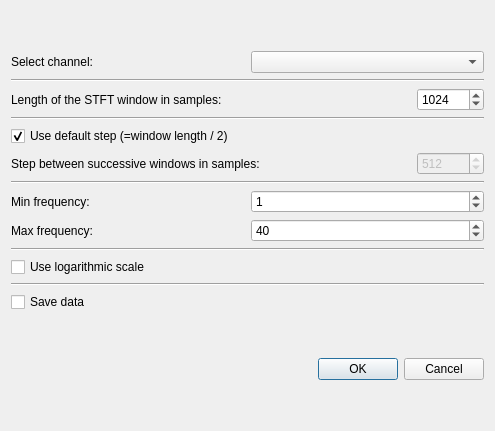
The window that qt4Designer_ui_files/TFRfromRawDialogUi.ui (cibr-jyu/meggie) describes before a commit, drawn with Qt 5.
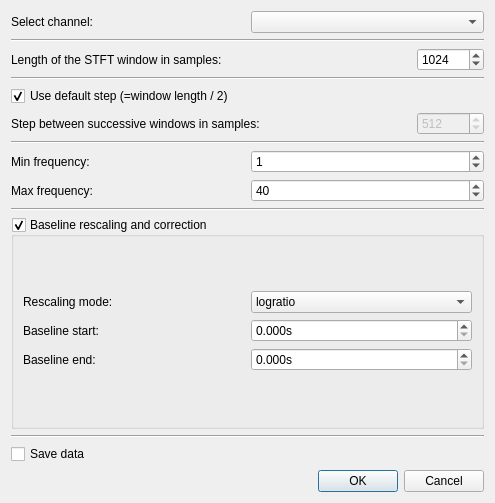
The same window after the commit.

Commit message: Save one channel TFR, change default baseline rescaling for TFRs

Patch:
```diff
--- a/qt4Designer_ui_files/TFRfromRawDialogUi.ui
+++ b/qt4Designer_ui_files/TFRfromRawDialogUi.ui
@@ -7,7 +7,7 @@
     <x>0</x>
     <y>0</y>
     <width>495</width>
-    <height>431</height>
+    <height>503</height>
    </rect>
   </property>
   <property name="windowTitle">
@@ -195,23 +195,6 @@
        </item>
       </layout>
      </item>
-     <item>
-      <widget class="Line" name="line_5">
-       <property name="orientation">
-        <enum>Qt::Horizontal</enum>
-       </property>
-      </widget>
-     </item>
-     <item>
-      <widget class="QCheckBox" name="checkBoxLogaritmicScale">
-       <property name="text">
-        <string>Use logarithmic scale</string>
-       </property>
-       <property name="checked">
-        <bool>false</bool>
-       </property>
-      </widget>
-     </item>
      <item>
       <widget class="Line" name="line_4">
        <property name="orientation">
@@ -219,6 +202,132 @@
        </property>
       </widget>
      </item>
+     <item>
+      <widget class="QGroupBox" name="groupBoxBaseline">
+       <property name="enabled">
+        <bool>true</bool>
+       </property>
+       <property name="sizePolicy">
+        <sizepolicy hsizetype="Preferred" vsizetype="Preferred">
+         <horstretch>0</horstretch>
+         <verstretch>1</verstretch>
+        </sizepolicy>
+       </property>
+       <property name="title">
+        <string>Baseline rescaling and correction</string>
+       </property>
+       <property name="checkable">
+        <bool>true</bool>
+       </property>
+       <property name="checked">
+        <bool>true</bool>
+       </property>
+       <layout class="QGridLayout" name="gridLayout_3">
+        <item row="0" column="0" colspan="2">
+         <layout class="QGridLayout" name="gridLayout_7">
+          <item row="0" column="0">
+           <widget class="QLabel" name="labelRescaling">
+            <property name="text">
+             <string>Rescaling mode:</string>
+            </property>
+           </widget>
+          </item>
+          <item row="1" column="0">
+           <widget class="QLabel" name="labelBaselineStart">
+            <property name="enabled">
+             <bool>true</bool>
+            </property>
+            <property name="text">
+             <string>Baseline start:</string>
+            </property>
+           </widget>
+          </item>
+          <item row="0" column="1">
+           <widget class="QComboBox" name="comboBoxMode">
+            <property name="currentIndex">
+             <number>1</number>
+            </property>
+            <item>
+             <property name="text">
+              <string>ratio</string>
+             </property>
+            </item>
+            <item>
+             <property name="text">
+              <string>logratio</string>
+             </property>
+            </item>
+            <item>
+             <property name="text">
+              <string>mean</string>
+             </property>
+            </item>
+            <item>
+             <property name="text">
+              <string>zscore</string>
+             </property>
+            </item>
+            <item>
+             <property name="text">
+              <string>percent</string>
+             </property>
+            </item>
+           </widget>
+          </item>
+          <item row="1" column="1">
+           <widget class="QDoubleSpinBox" name="doubleSpinBoxBaselineStart">
+            <property name="enabled">
+             <bool>true</bool>
+            </property>
+            <property name="suffix">
+             <string>s</string>
+            </property>
+            <property name="decimals">
+             <number>3</number>
+            </property>
+            <property name="singleStep">
+             <double>0.050000000000000</double>
+            </property>
+           </widget>
+          </item>
+          <item row="2" column="0">
+           <widget class="QLabel" name="labelBaselineEnd">
+            <property name="enabled">
+             <bool>true</bool>
+            </property>
+            <property name="text">
+             <string>Baseline end:</string>
+            </property>
+           </widget>
+          </item>
+          <item row="2" column="1">
+           <widget class="QDoubleSpinBox" name="doubleSpinBoxBaselineEnd">
+            <property name="enabled">
+             <bool>true</bool>
+            </property>
+            <property name="suffix">
+             <string>s</string>
+            </property>
+            <property name="decimals">
+             <number>3</number>
+            </property>
+            <property name="singleStep">
+             <double>0.050000000000000</double>
+            </property>
+           </widget>
+          </item>
+         </layout>
+        </item>
+       </layout>
+      </widget>
+     </item>
+     <item>
+      <widget class="Line" name="line_5">
+       <property name="orientation">
+        <enum>Qt::Horizontal</enum>
+       </property>
+      </widget>
+     </item>
      <item>
       <widget class="QCheckBox" name="checkBoxSaveData">
        <property name="text">
```
Left out of the diff: 20 changed lines with no effect on the pictures. The commit also changes 9 other files.
